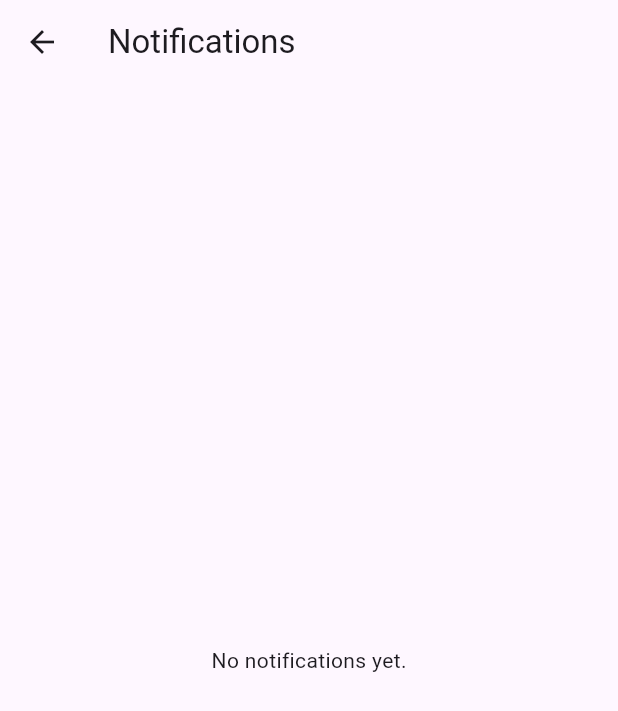
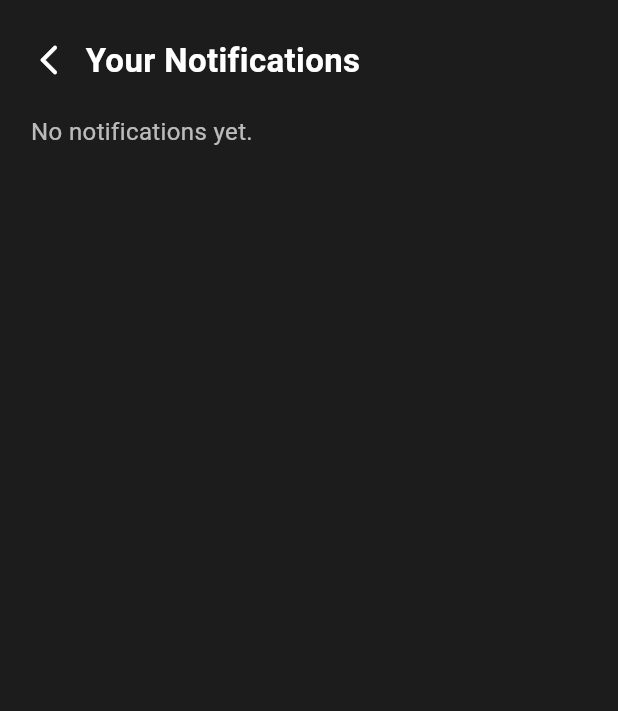
Before and after one commit to AugustanaCSC490Spring2025/Stryke, a Flutter app: the NotificationsPage screen opened directly, on a phone screen of 412 x 824 dp. Shown: the top 711 px of the screen. Run offline on Flutter 3.47's test engine with Material 3 defaults, Android fonts, the phone set to English and light mode, and no system bars; our stand-ins replace cloud_firestore, firebase_auth, firebase_core, firebase_messaging, fl_chart, geolocator and 3 more; accounts and stored records are empty.

Commit message:
asthetic changes to notification screen

```diff
--- a/stryke_main/lib/screens/home/notification_page.dart
+++ b/stryke_main/lib/screens/home/notification_page.dart
@@ -2,6 +2,7 @@ import 'package:cloud_firestore/cloud_firestore.dart';
 import 'package:firebase_auth/firebase_auth.dart';
 import 'package:flutter/material.dart';
 import 'package:intl/intl.dart';
+import '../../utils/spacing.dart';
 
 class NotificationsPage extends StatelessWidget {
   const NotificationsPage({super.key});
@@ -9,7 +10,12 @@ class NotificationsPage extends StatelessWidget {
   @override
   Widget build(BuildContext context) {
     final uid = FirebaseAuth.instance.currentUser?.uid;
-    if (uid == null) return const Center(child: Text("User not logged in."));
+    if (uid == null) {
+      return const Scaffold(
+        backgroundColor: Color(0xFF1C1C1C),
+        body: Center(child: Text("User not logged in.", style: TextStyle(color: Colors.white))),
+      );
+    }
 
     final notificationsRef = FirebaseFirestore.instance
         .collection('users')
@@ -17,42 +23,129 @@ class NotificationsPage extends StatelessWidget {
         .collection('notifications')
         .orderBy('timestamp', descending: true);
 
+    double screenHeight = MediaQuery.of(context).size.height;
+    double screenWidth = MediaQuery.of(context).size.width;
+
     return Scaffold(
-      appBar: AppBar(title: const Text("Notifications")),
-      body: StreamBuilder(
+      backgroundColor: const Color(0xFF1C1C1C),
+      body: CustomScrollView(
+        slivers: [
+          SliverToBoxAdapter(child: verticalSpacing(screenHeight * 0.03)),
+
+          SliverToBoxAdapter(
+            child: Padding(
+              padding: EdgeInsets.symmetric(horizontal: screenWidth * 0.05),
+              child: Row(
+                crossAxisAlignment: CrossAxisAlignment.center,
+                children: [
+                  GestureDetector(
+                    onTap: () {
+                      Navigator.of(context).pop();
+                    },
+                    child: const Icon(Icons.arrow_back_ios_new_rounded, color: Colors.white)),
+                  horizontalSpacing(screenWidth * 0.03),
+                  const Text(
+                    "Your Notifications",
+                    style: TextStyle(
+                      color: Colors.white,
+                      fontSize: 22,
+                      fontWeight: FontWeight.bold,
+                    ),
+                  ),
+                ],
+              ),
+            ),
+          ),
+
+          SliverToBoxAdapter(child: verticalSpacing(screenHeight * 0.025)),
+
+          StreamBuilder<QuerySnapshot>(
             stream: notificationsRef.snapshots(),
             builder: (context, snapshot) {
-          if (!snapshot.hasData) return const Center(child: CircularProgressIndicator());
+              if (!snapshot.hasData) {
+                return SliverToBoxAdapter(
+                  child: Center(child: CircularProgressIndicator()),
+                );
+              }
+
               final docs = snapshot.data!.docs;
 
               if (docs.isEmpty) {
-            return const Center(child: Text("No notifications yet."));
+                return SliverToBoxAdapter(
+                  child: Padding(
+                    padding: EdgeInsets.symmetric(horizontal: screenWidth * 0.05),
+                    child: const Text(
+                      "No notifications yet.",
+                      style: TextStyle(color: Colors.white70, fontSize: 16),
+                    ),
+                  ),
+                );
               }
 
-          return ListView.builder(
-            itemCount: docs.length,
-            itemBuilder: (context, index) {
-              final data = docs[index].data();
-              final title = data['title'];
-              final body = data['body'];
+              return SliverList(
+                delegate: SliverChildBuilderDelegate(
+                      (context, index) {
+                    final data = docs[index].data() as Map<String, dynamic>;
+                    final title = data['title'] ?? 'No Title';
+                    final body = data['body'] ?? 'No Body';
                     final timestamp = (data['timestamp'] as Timestamp).toDate();
                     final isRead = data['isRead'] ?? false;
 
-              return ListTile(
-                leading: Icon(
-                  isRead ? Icons.notifications_none : Icons.notifications,
-                  color: isRead ? Colors.grey : Colors.blue,
-                ),
-                title: Text(title),
-                subtitle: Text(body),
-                trailing: Text(DateFormat('MMM d, h:mm a').format(timestamp)),
+                    return Padding(
+                      padding: EdgeInsets.symmetric(
+                          horizontal: screenWidth * 0.05,
+                          vertical: screenHeight * 0.007),
+                      child: GestureDetector(
                         onTap: () {
                           docs[index].reference.update({'isRead': true});
                         },
+                        child: Container(
+                          padding: const EdgeInsets.all(16),
+                          decoration: BoxDecoration(
+                            color: isRead ? Colors.white10 : Colors.white12,
+                            borderRadius: BorderRadius.circular(12),
+                          ),
+                          child: Column(
+                            crossAxisAlignment: CrossAxisAlignment.start,
+                            children: [
+                              Text(
+                                title,
+                                style: const TextStyle(
+                                  color: Colors.white,
+                                  fontSize: 16,
+                                  fontWeight: FontWeight.w600,
+                                ),
+                              ),
+                              verticalSpacing(6),
+                              Text(
+                                body,
+                                style: const TextStyle(
+                                  color: Colors.white70,
+                                  fontSize: 14,
+                                ),
+                              ),
+                              verticalSpacing(10),
+                              Text(
+                                DateFormat('MMM d, h:mm a').format(timestamp),
+                                style: const TextStyle(
+                                  color: Colors.white30,
+                                  fontSize: 12,
+                                ),
+                              ),
+                            ],
+                          ),
+                        ),
+                      ),
                     );
                   },
+                  childCount: docs.length,
+                ),
               );
             },
+          ),
+
+          SliverToBoxAdapter(child: verticalSpacing(screenHeight * 0.05)),
+        ],
       ),
     );
   }
```
Also changed, not shown: stryke_main/lib/widgets/profile_info_topbar.dart (+0 -8 lines). Lines whose indentation alone changed are shown as unchanged.
